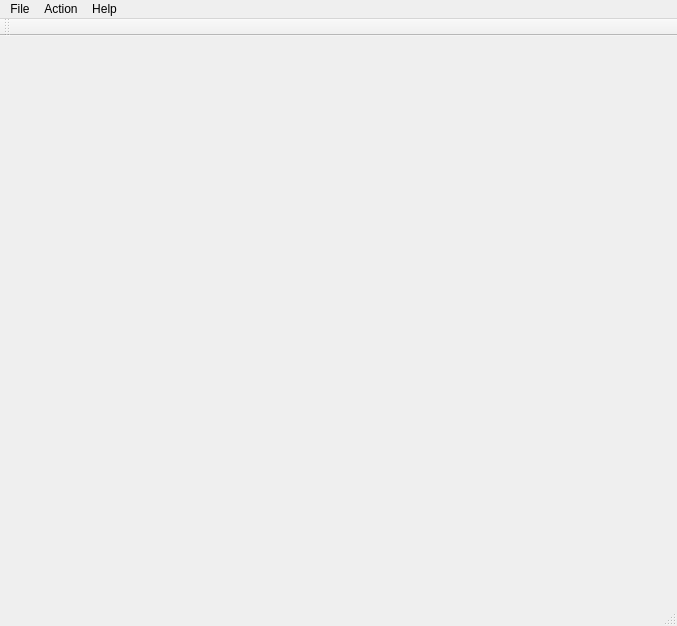
Old version of the form src/host/pixymon/mainwindow.ui in the repository Svjatogor/PixyAlpha.
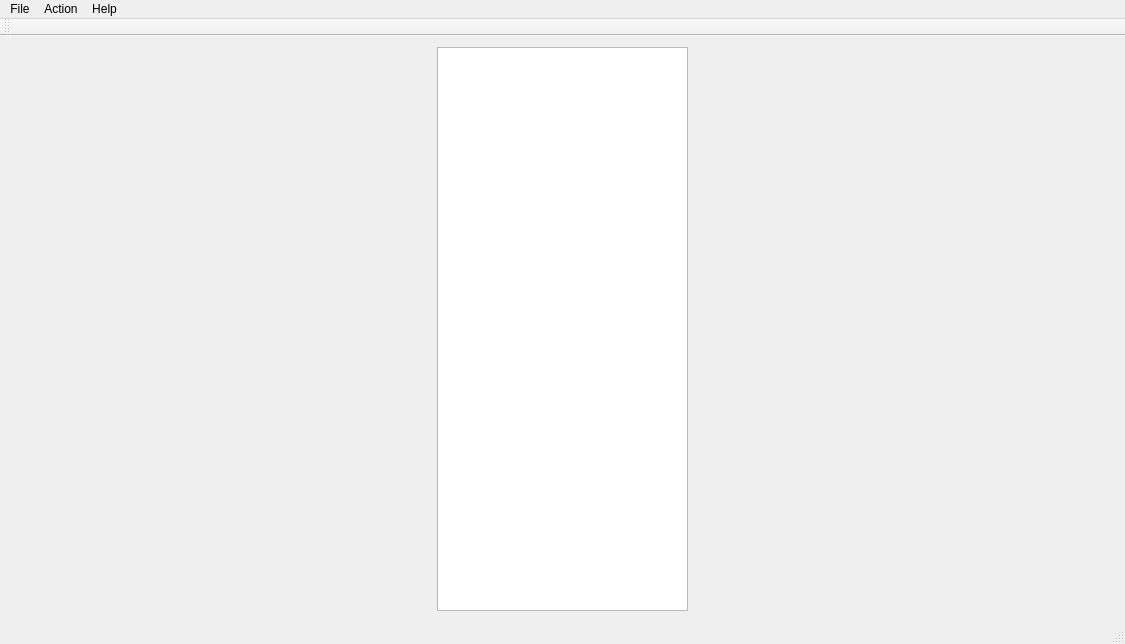
New version of the form.

```diff
--- a/src/host/pixymon/mainwindow.ui
+++ b/src/host/pixymon/mainwindow.ui
@@ -6,18 +6,28 @@
    <rect>
     <x>0</x>
     <y>0</y>
-    <width>677</width>
-    <height>626</height>
+    <width>1125</width>
+    <height>644</height>
    </rect>
   </property>
   <property name="windowTitle">
    <string>MainWindow</string>
   </property>
   <widget class="QWidget" name="centralWidget">
-   <layout class="QGridLayout" name="gridLayout" rowstretch="0">
+   <layout class="QGridLayout" name="gridLayout">
     <item row="0" column="0">
      <layout class="QGridLayout" name="imageLayout"/>
     </item>
+    <item row="0" column="1">
+     <widget class="QPlainTextEdit" name="debugText">
+      <property name="maximumSize">
+       <size>
+        <width>251</width>
+        <height>16777215</height>
+       </size>
+      </property>
+     </widget>
+    </item>
    </layout>
   </widget>
   <widget class="QMenuBar" name="menuBar">
@@ -25,7 +35,7 @@
     <rect>
      <x>0</x>
      <y>0</y>
-     <width>677</width>
+     <width>1125</width>
      <height>21</height>
     </rect>
    </property>
```
